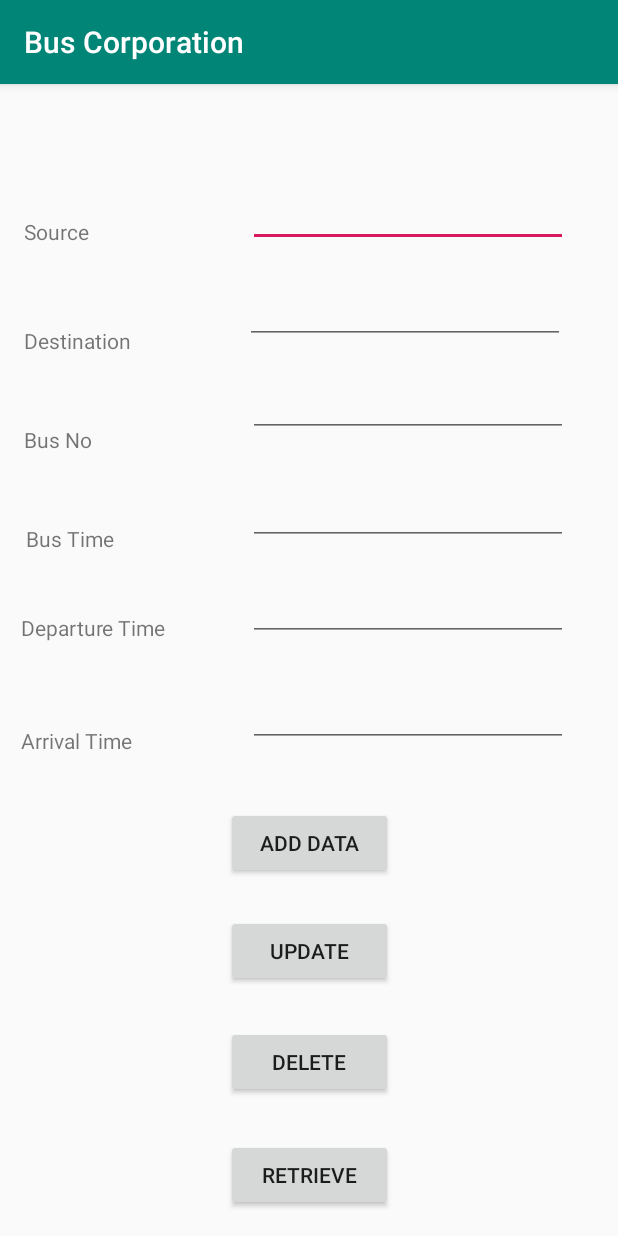
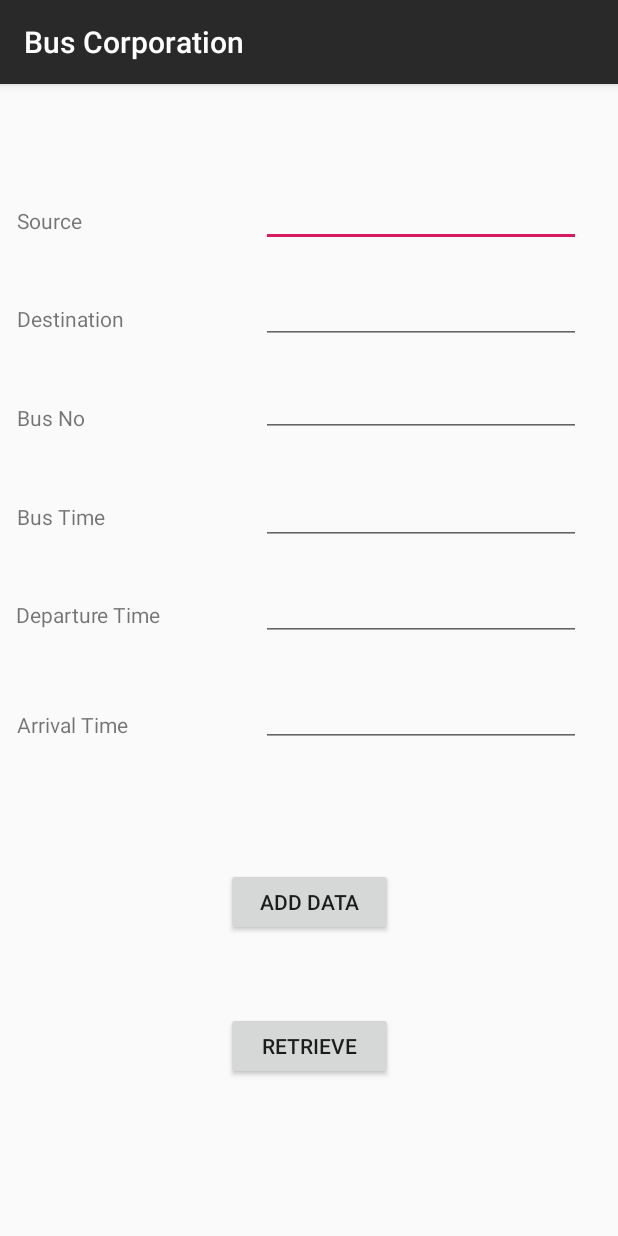
Before and after one commit to hrishi-mane/BlindAid, an Android app: the screen it shows after launch (MainActivity), on a phone screen of 412 x 824 dp. Run offline under Robolectric (Android 15) with nearby library versions, the phone set to English and light mode, and no system bars; our stand-ins replace Firebase (no records; nobody signed in at launch, a user with empty details on screens opened directly).

Commit message:
Gui elements adjusted.

```diff
--- a/app/src/main/res/layout/activity_main.xml
+++ b/app/src/main/res/layout/activity_main.xml
@@ -19,10 +19,10 @@
         android:text="Source"
         app:layout_constraintBottom_toBottomOf="parent"
         app:layout_constraintEnd_toEndOf="parent"
-        app:layout_constraintHorizontal_bias="0.025"
+        app:layout_constraintHorizontal_bias="0.01"
         app:layout_constraintStart_toStartOf="parent"
         app:layout_constraintTop_toTopOf="parent"
-        app:layout_constraintVertical_bias="0.110000014" />
+        app:layout_constraintVertical_bias="0.100000024" />
 
     <TextView
         android:id="@+id/destination"
@@ -37,10 +37,10 @@
         android:text="Destination"
         app:layout_constraintBottom_toBottomOf="parent"
         app:layout_constraintEnd_toEndOf="parent"
-        app:layout_constraintHorizontal_bias="0.025"
+        app:layout_constraintHorizontal_bias="0.01"
         app:layout_constraintStart_toStartOf="parent"
         app:layout_constraintTop_toTopOf="parent"
-        app:layout_constraintVertical_bias="0.20999998" />
+        app:layout_constraintVertical_bias="0.19" />
 
     <TextView
         android:id="@+id/busno"
@@ -55,10 +55,10 @@
         android:text="Bus No"
         app:layout_constraintBottom_toBottomOf="parent"
         app:layout_constraintEnd_toEndOf="parent"
-        app:layout_constraintHorizontal_bias="0.025"
+        app:layout_constraintHorizontal_bias="0.01"
         app:layout_constraintStart_toStartOf="parent"
         app:layout_constraintTop_toTopOf="parent"
-        app:layout_constraintVertical_bias="0.3" />
+        app:layout_constraintVertical_bias="0.27999997" />
 
     <TextView
         android:id="@+id/bustime"
@@ -73,15 +73,15 @@
         android:text="Bus Time"
         app:layout_constraintBottom_toBottomOf="parent"
         app:layout_constraintEnd_toEndOf="parent"
-        app:layout_constraintHorizontal_bias="0.03"
+        app:layout_constraintHorizontal_bias="0.01"
         app:layout_constraintStart_toStartOf="parent"
         app:layout_constraintTop_toTopOf="parent"
-        app:layout_constraintVertical_bias="0.39" />
+        app:layout_constraintVertical_bias="0.37" />
 
     <TextView
         android:id="@+id/arrivaltime"
-        android:layout_width="101dp"
-        android:layout_height="28dp"
+        android:layout_width="75dp"
+        android:layout_height="21dp"
         android:layout_marginStart="8dp"
         android:layout_marginLeft="8dp"
         android:layout_marginTop="8dp"
@@ -91,15 +91,15 @@
         android:text="Arrival Time"
         app:layout_constraintBottom_toBottomOf="parent"
         app:layout_constraintEnd_toEndOf="parent"
-        app:layout_constraintHorizontal_bias="0.02"
+        app:layout_constraintHorizontal_bias="0.01"
         app:layout_constraintStart_toStartOf="parent"
         app:layout_constraintTop_toTopOf="parent"
-        app:layout_constraintVertical_bias="0.58000004" />
+        app:layout_constraintVertical_bias="0.56" />
 
     <TextView
         android:id="@+id/departuretime"
-        android:layout_width="104dp"
-        android:layout_height="19dp"
+        android:layout_width="100dp"
+        android:layout_height="21dp"
         android:layout_marginStart="8dp"
         android:layout_marginLeft="8dp"
         android:layout_marginTop="8dp"
@@ -109,10 +109,10 @@
         android:text="Departure Time"
         app:layout_constraintBottom_toBottomOf="parent"
         app:layout_constraintEnd_toEndOf="parent"
-        app:layout_constraintHorizontal_bias="0.02"
+        app:layout_constraintHorizontal_bias="0.01"
         app:layout_constraintStart_toStartOf="parent"
         app:layout_constraintTop_toTopOf="parent"
-        app:layout_constraintVertical_bias="0.47000003" />
+        app:layout_constraintVertical_bias="0.45999998" />
 
     <EditText
         android:id="@+id/sourcetext"
@@ -128,7 +128,7 @@
         android:inputType="textPersonName"
         app:layout_constraintBottom_toBottomOf="parent"
         app:layout_constraintEnd_toEndOf="parent"
-        app:layout_constraintHorizontal_bias="0.86"
+        app:layout_constraintHorizontal_bias="0.91"
         app:layout_constraintStart_toStartOf="parent"
         app:layout_constraintTop_toTopOf="parent"
         app:layout_constraintVertical_bias="0.08" />
@@ -147,7 +147,7 @@
         android:inputType="textPersonName"
         app:layout_constraintBottom_toBottomOf="parent"
         app:layout_constraintEnd_toEndOf="parent"
-        app:layout_constraintHorizontal_bias="0.85"
+        app:layout_constraintHorizontal_bias="0.91"
         app:layout_constraintStart_toStartOf="parent"
         app:layout_constraintTop_toTopOf="parent"
         app:layout_constraintVertical_bias="0.17" />
@@ -166,7 +166,7 @@
         android:inputType="number"
         app:layout_constraintBottom_toBottomOf="parent"
         app:layout_constraintEnd_toEndOf="parent"
-        app:layout_constraintHorizontal_bias="0.86"
+        app:layout_constraintHorizontal_bias="0.91"
         app:layout_constraintStart_toStartOf="parent"
         app:layout_constraintTop_toTopOf="parent"
         app:layout_constraintVertical_bias="0.258" />
@@ -185,14 +185,13 @@
         android:inputType="time"
         app:layout_constraintBottom_toBottomOf="parent"
         app:layout_constraintEnd_toEndOf="parent"
-        app:layout_constraintHorizontal_bias="0.86"
+        app:layout_constraintHorizontal_bias="0.91"
         app:layout_constraintStart_toStartOf="parent"
         app:layout_constraintTop_toTopOf="parent"
         app:layout_constraintVertical_bias="0.359" />
 
     <EditText
         android:id="@+id/arrivaltimetime"
-        android:focusable="false"
         android:layout_width="wrap_content"
         android:layout_height="wrap_content"
         android:layout_marginStart="8dp"
@@ -202,17 +201,17 @@
         android:layout_marginRight="8dp"
         android:layout_marginBottom="8dp"
         android:ems="10"
+        android:focusable="false"
         android:inputType="time"
         app:layout_constraintBottom_toBottomOf="parent"
         app:layout_constraintEnd_toEndOf="parent"
-        app:layout_constraintHorizontal_bias="0.86"
+        app:layout_constraintHorizontal_bias="0.91"
         app:layout_constraintStart_toStartOf="parent"
         app:layout_constraintTop_toTopOf="parent"
         app:layout_constraintVertical_bias="0.55" />
 
     <EditText
         android:id="@+id/departuretimetime"
-        android:focusable="false"
         android:layout_width="wrap_content"
         android:layout_height="wrap_content"
         android:layout_marginStart="8dp"
@@ -222,10 +221,11 @@
         android:layout_marginRight="8dp"
         android:layout_marginBottom="8dp"
         android:ems="10"
+        android:focusable="false"
         android:inputType="time"
         app:layout_constraintBottom_toBottomOf="parent"
         app:layout_constraintEnd_toEndOf="parent"
-        app:layout_constraintHorizontal_bias="0.86"
+        app:layout_constraintHorizontal_bias="0.91"
         app:layout_constraintStart_toStartOf="parent"
         app:layout_constraintTop_toTopOf="parent"
         app:layout_constraintVertical_bias="0.45" />
@@ -233,7 +233,7 @@
     <Button
         android:id="@+id/addData"
         android:layout_width="111dp"
-        android:layout_height="wrap_content"
+        android:layout_height="45dp"
         android:layout_marginStart="8dp"
         android:layout_marginLeft="8dp"
         android:layout_marginTop="8dp"
@@ -243,48 +243,15 @@
         android:text="Add Data"
         app:layout_constraintBottom_toBottomOf="parent"
         app:layout_constraintEnd_toEndOf="parent"
+        app:layout_constraintHorizontal_bias="0.502"
         app:layout_constraintStart_toStartOf="parent"
         app:layout_constraintTop_toTopOf="parent"
-        app:layout_constraintVertical_bias="0.673" />
-
-    <Button
-        android:id="@+id/update"
-        android:layout_width="111dp"
-        android:layout_height="wrap_content"
-        android:layout_marginStart="8dp"
-        android:layout_marginLeft="8dp"
-        android:layout_marginTop="8dp"
-        android:layout_marginEnd="8dp"
-        android:layout_marginRight="8dp"
-        android:layout_marginBottom="8dp"
-        android:text="Update"
-        app:layout_constraintBottom_toBottomOf="parent"
-        app:layout_constraintEnd_toEndOf="parent"
-        app:layout_constraintStart_toStartOf="parent"
-        app:layout_constraintTop_toTopOf="parent"
-        app:layout_constraintVertical_bias="0.776" />
-
-    <Button
-        android:id="@+id/delete"
-        android:layout_width="111dp"
-        android:layout_height="wrap_content"
-        android:layout_marginStart="8dp"
-        android:layout_marginLeft="8dp"
-        android:layout_marginTop="8dp"
-        android:layout_marginEnd="8dp"
-        android:layout_marginRight="8dp"
-        android:layout_marginBottom="8dp"
-        android:text="Delete"
-        app:layout_constraintBottom_toBottomOf="parent"
-        app:layout_constraintEnd_toEndOf="parent"
-        app:layout_constraintStart_toStartOf="parent"
-        app:layout_constraintTop_toTopOf="parent"
-        app:layout_constraintVertical_bias="0.881" />
+        app:layout_constraintVertical_bias="0.728" />
 
     <Button
         android:id="@+id/retrieve"
         android:layout_width="111dp"
-        android:layout_height="wrap_content"
+        android:layout_height="45dp"
         android:layout_marginStart="8dp"
         android:layout_marginLeft="8dp"
         android:layout_marginTop="8dp"
@@ -294,9 +261,42 @@
         android:text="Retrieve"
         app:layout_constraintBottom_toBottomOf="parent"
         app:layout_constraintEnd_toEndOf="parent"
+        app:layout_constraintHorizontal_bias="0.502"
         app:layout_constraintStart_toStartOf="parent"
         app:layout_constraintTop_toTopOf="parent"
-        app:layout_constraintVertical_bias="0.988" />
+        app:layout_constraintVertical_bias="0.864" />
 
+    <!--    <Button-->
+<!--        android:id="@+id/update"-->
+<!--        android:layout_width="111dp"-->
+<!--        android:layout_height="wrap_content"-->
+<!--        android:layout_marginStart="8dp"-->
+<!--        android:layout_marginLeft="8dp"-->
+<!--        android:layout_marginTop="8dp"-->
+<!--        android:layout_marginEnd="8dp"-->
+<!--        android:layout_marginRight="8dp"-->
+<!--        android:layout_marginBottom="8dp"-->
+<!--        android:text="Update"-->
+<!--        app:layout_constraintBottom_toBottomOf="parent"-->
+<!--        app:layout_constraintEnd_toEndOf="parent"-->
+<!--        app:layout_constraintStart_toStartOf="parent"-->
+<!--        app:layout_constraintTop_toTopOf="parent"-->
+<!--        app:layout_constraintVertical_bias="0.776" />-->
 
+<!--    <Button-->
+<!--        android:id="@+id/delete"-->
+<!--        android:layout_width="111dp"-->
+<!--        android:layout_height="wrap_content"-->
+<!--        android:layout_marginStart="8dp"-->
+<!--        android:layout_marginLeft="8dp"-->
+<!--        android:layout_marginTop="8dp"-->
+<!--        android:layout_marginEnd="8dp"-->
+<!--        android:layout_marginRight="8dp"-->
+<!--        android:layout_marginBottom="8dp"-->
+<!--        android:text="Delete"-->
+<!--        app:layout_constraintBottom_toBottomOf="parent"-->
+<!--        app:layout_constraintEnd_toEndOf="parent"-->
+<!--        app:layout_constraintStart_toStartOf="parent"-->
+<!--        app:layout_constraintTop_toTopOf="parent"-->
+<!--        app:layout_constraintVertical_bias="0.881" />-->
 </androidx.constraintlayout.widget.ConstraintLayout>
--- a/app/src/main/res/values/colors.xml
+++ b/app/src/main/res/values/colors.xml
@@ -1,7 +1,7 @@
 <?xml version="1.0" encoding="utf-8"?>
 <resources>
-    <color name="colorPrimary">#008577</color>
-    <color name="colorPrimaryDark">#00574B</color>
+    <color name="colorPrimary">#292929</color>
+    <color name="colorPrimaryDark">#000000</color>
     <color name="colorAccent">#D81B60</color>
     <color name="textColor">#565151</color>
 </resources>
```
